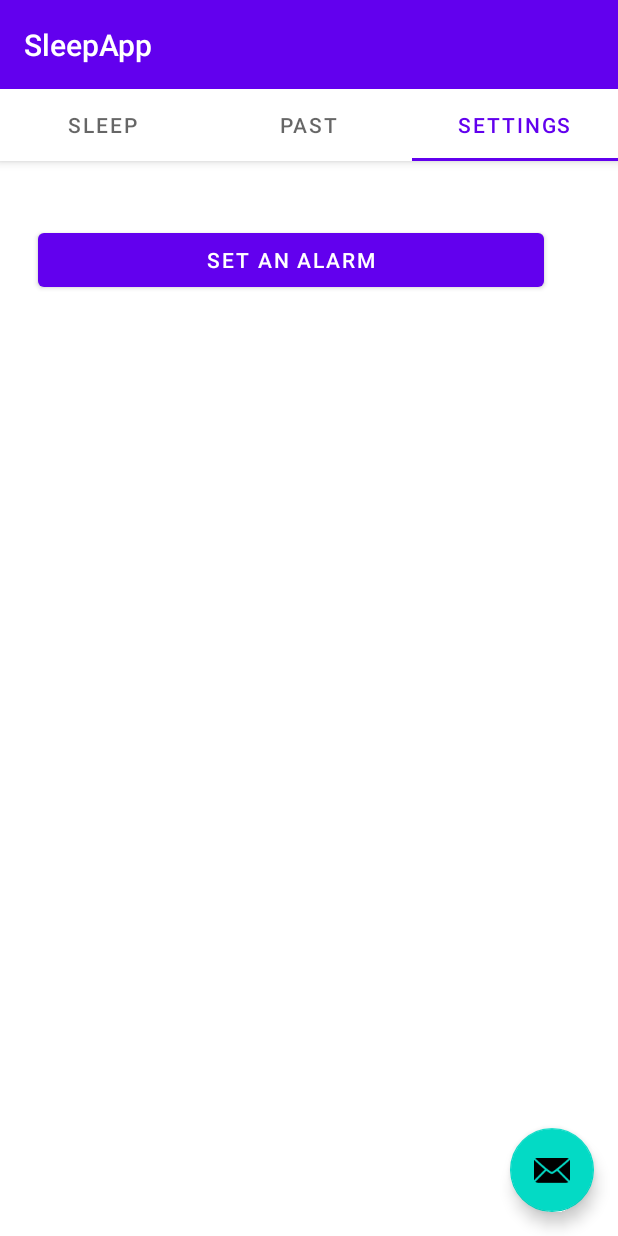
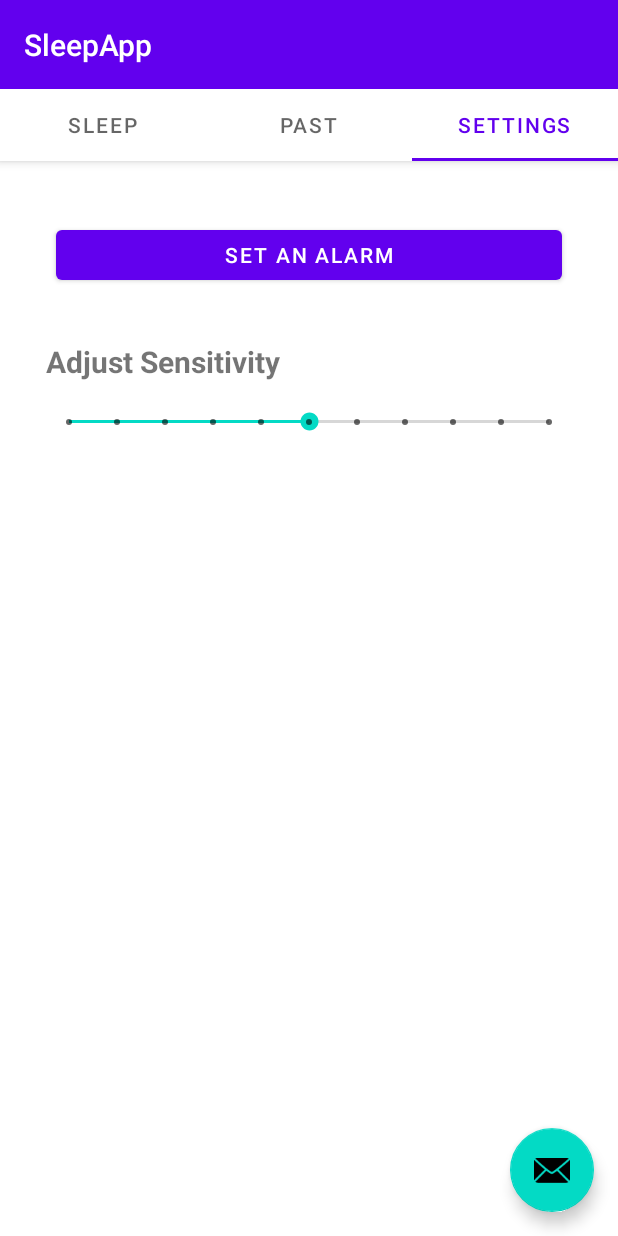
Before and after one commit to goodwin5300/SleepApp, an Android app: the screen it shows after launch (MainActivity), tab 3 chosen, on a phone screen of 412 x 824 dp. Run offline under Robolectric (Android 15) with nearby library versions, the phone set to English and light mode, and no system bars.

Commit message:
continued adding features

```diff
--- a/app/build.gradle
+++ b/app/build.gradle
@@ -44,7 +44,10 @@ dependencies {
     implementation 'androidx.constraintlayout:constraintlayout:2.1.2'
     implementation 'androidx.lifecycle:lifecycle-livedata-ktx:2.4.0'
     implementation 'androidx.lifecycle:lifecycle-viewmodel-ktx:2.4.0'
+    implementation 'com.google.android.gms:play-services-location:19.0.1'
     testImplementation 'junit:junit:4.+'
     androidTestImplementation 'androidx.test.ext:junit:1.1.3'
     androidTestImplementation 'androidx.test.espresso:espresso-core:3.4.0'
+    implementation 'com.google.android.gms:play-services-location:18.0.0'
+    implementation 'androidx.activity:activity-ktx:1.2.3'
 }
--- a/app/src/main/AndroidManifest.xml
+++ b/app/src/main/AndroidManifest.xml
@@ -2,6 +2,11 @@
 <manifest xmlns:android="http://schemas.android.com/apk/res/android"
     package="com.example.sleepapp">
 
+
+    <!-- Required for 28 and below. -->
+    <uses-permission android:name="com.google.android.gms.permission.ACTIVITY_RECOGNITION" />
+    <!-- Required for 29+. -->
+    <uses-permission android:name="android.permission.ACTIVITY_RECOGNITION" />
     <application
         android:allowBackup="true"
         android:icon="@mipmap/ic_launcher"
--- a/app/src/main/java/com/example/sleepapp/Sleep.kt
+++ b/app/src/main/java/com/example/sleepapp/Sleep.kt
@@ -20,13 +20,20 @@ import android.view.animation.Animation.AnimationListener
 
 //import kotlinx.android.synthetic.main.sleep_layout.*
 
-class Sleep : Fragment() {
+class Sleep(MainActivity: MainActivity) : Fragment() {
+
+    private lateinit var ma : MainActivity
+
     override fun onCreateView(
         inflater: LayoutInflater,
         container: ViewGroup?,
         savedInstanceState: Bundle?
     ): View? {
         return inflater.inflate(R.layout.sleep_layout, container, false)
+    }
+
+    init {
+        ma = MainActivity
     }
 
 
@@ -53,6 +60,8 @@ class Sleep : Fragment() {
                 })
                 sunMoon.startAnimation(animationOut)
                 isTracking = false
+                ma.sensors.pauseRecording()
+                collectButton.setText("Start Sleep Tracking")
             }
             else{
                 animationOut.setAnimationListener(object : AnimationListener {
@@ -65,6 +74,8 @@ class Sleep : Fragment() {
                 })
                 sunMoon.startAnimation(animationOut)
                 isTracking = true
+                ma.sensors.startRecording()
+                collectButton.setText("Stop Sleep Tracking")
             }
         }
 
--- a/app/src/main/java/com/example/sleepapp/ui/main/SectionsPagerAdapter.kt
+++ b/app/src/main/java/com/example/sleepapp/ui/main/SectionsPagerAdapter.kt
@@ -4,10 +4,7 @@ import android.content.Context
 import androidx.fragment.app.Fragment
 import androidx.fragment.app.FragmentManager
 import androidx.fragment.app.FragmentPagerAdapter
-import com.example.sleepapp.Sleep
-import com.example.sleepapp.Past
-import com.example.sleepapp.Settings
-import com.example.sleepapp.R
+import com.example.sleepapp.*
 
 private val TAB_TITLES = arrayOf(
     R.string.tab_text_1,
@@ -19,15 +16,21 @@ private val TAB_TITLES = arrayOf(
  * A [FragmentPagerAdapter] that returns a fragment corresponding to
  * one of the sections/tabs/pages.
  */
-class SectionsPagerAdapter(private val context: Context, fm: FragmentManager) :
+class SectionsPagerAdapter(private val context: Context, fm: FragmentManager, mainActivity: MainActivity) :
     FragmentPagerAdapter(fm) {
 
+    private lateinit var ma : MainActivity
+
+    init {
+        ma = mainActivity
+    }
+
     override fun getItem(position: Int): Fragment {
-        var fragment: Fragment = Sleep()
+        var fragment: Fragment = Sleep(ma)
         when (position) {
-            0 -> fragment = Sleep()
+            0 -> fragment = Sleep(ma)
             1 -> fragment = Past()
-            2 -> fragment = Settings()
+            2 -> fragment = Settings(ma)
         }
         return fragment
     }
--- a/app/src/main/res/layout/settings_layout.xml
+++ b/app/src/main/res/layout/settings_layout.xml
@@ -7,14 +7,42 @@
     android:layout_gravity="center">
 
 
+    <TextView
+        android:id="@+id/textView"
+        android:layout_width="wrap_content"
+        android:layout_height="wrap_content"
+        android:layout_marginTop="120dp"
+        android:text="Adjust Sensitivity"
+        android:textSize="20sp"
+        android:textStyle="bold"
+        app:layout_constraintEnd_toEndOf="parent"
+        app:layout_constraintHorizontal_bias="0.119"
+        app:layout_constraintStart_toStartOf="parent"
+        app:layout_constraintTop_toTopOf="parent" />
+
     <Button
         android:id="@+id/button"
         android:layout_width="337dp"
-        android:layout_height="0dp"
-        android:layout_marginStart="25dp"
-        android:layout_marginLeft="25dp"
-        android:layout_marginTop="42dp"
+        android:layout_height="45dp"
+        android:layout_marginTop="40dp"
         android:text="Set An Alarm"
+        app:layout_constraintEnd_toEndOf="parent"
+        app:layout_constraintStart_toStartOf="parent"
+        app:layout_constraintTop_toTopOf="parent" />
+
+    <SeekBar
+        android:id="@+id/sensitivityBar"
+        style="@style/Widget.AppCompat.SeekBar.Discrete"
+        android:layout_width="0dp"
+        android:layout_height="34dp"
+        android:layout_marginStart="30dp"
+        android:layout_marginLeft="30dp"
+        android:layout_marginTop="157dp"
+        android:layout_marginEnd="30dp"
+        android:layout_marginRight="30dp"
+        android:max="10"
+        android:progress="3"
+        app:layout_constraintEnd_toEndOf="parent"
         app:layout_constraintStart_toStartOf="parent"
         app:layout_constraintTop_toTopOf="parent" />
 
--- a/build.gradle
+++ b/build.gradle
@@ -5,14 +5,16 @@ buildscript {
         mavenCentral()
     }
     dependencies {
-        classpath "com.android.tools.build:gradle:7.0.3"
-        classpath "org.jetbrains.kotlin:kotlin-gradle-plugin:1.6.0"
+        classpath "com.android.tools.build:gradle:7.0.4"
+        classpath "org.jetbrains.kotlin:kotlin-gradle-plugin:1.6.10"
+        classpath 'com.google.gms:google-services:4.3.10'  // Google Services plugin
 
         // NOTE: Do not place your application dependencies here; they belong
         // in the individual module build.gradle files
     }
 }
 
+
 task clean(type: Delete) {
     delete rootProject.buildDir
 }
```
Also changed, not shown: app/src/main/java/com/example/sleepapp/MainActivity.kt (+83 -1 lines), app/src/main/java/com/example/sleepapp/Sensors.kt (added, +152 -0 lines), app/src/main/java/com/example/sleepapp/Settings.kt (+37 -1 lines), app/src/main/java/com/example/sleepapp/SleepReceiver.kt (added, +64 -0 lines), app/src/main/java/com/example/sleepapp/SleepRequestsManager.kt (added, +39 -0 lines).
